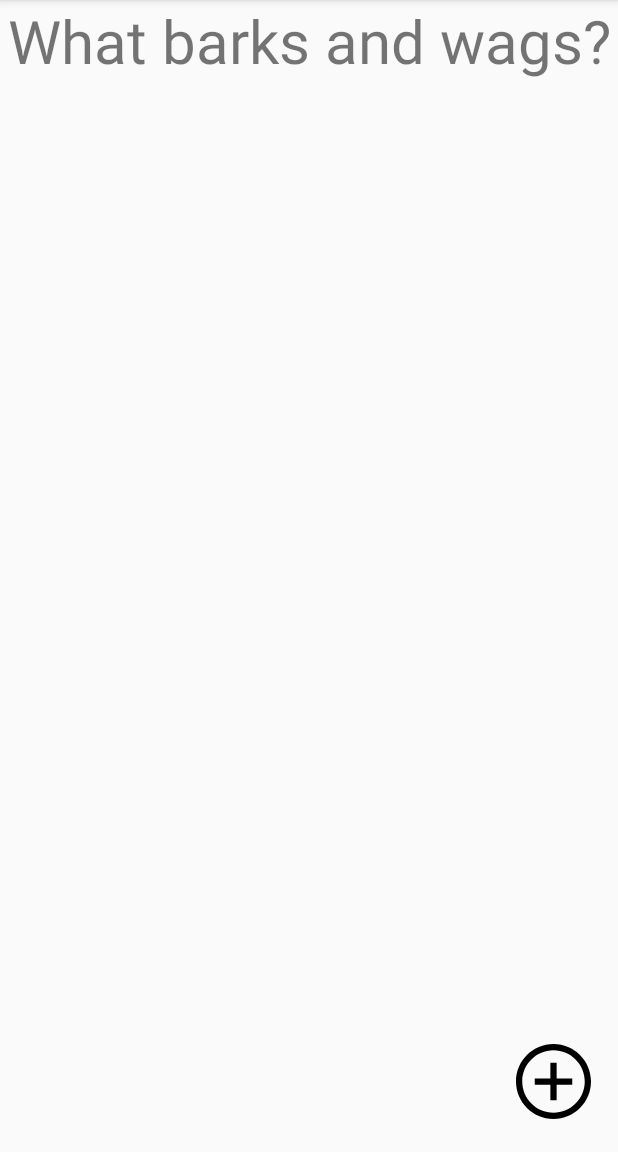
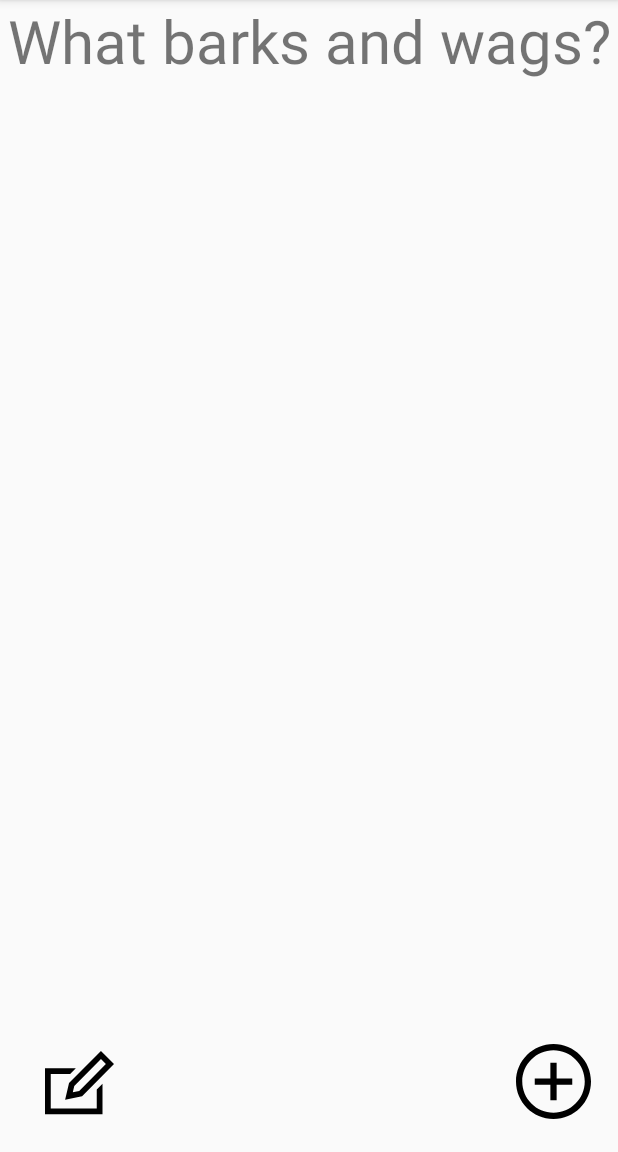
Before and after one commit to cherylfong/FlshCrds, an Android app: the screen it shows after launch (MainActivity), on a phone screen of 412 x 824 dp, the part 84-1236 px from its top. Run offline under Robolectric (Android 15) with nearby library versions, the phone set to English and light mode, and no system bars.

Commit message:
all logic for toast, snackbar and edit button

```diff
--- a/app/build.gradle
+++ b/app/build.gradle
@@ -25,4 +25,5 @@ dependencies {
     testImplementation 'junit:junit:4.12'
     androidTestImplementation 'com.android.support.test:runner:1.0.2'
     androidTestImplementation 'com.android.support.test.espresso:espresso-core:3.0.2'
+    implementation 'com.android.support:design:28.0.0'
 }
--- /dev/null
+++ b/app/src/main/res/drawable/edit_fields.xml
@@ -0,0 +1,9 @@
+<vector xmlns:android="http://schemas.android.com/apk/res/android"
+    android:width="24dp"
+    android:height="24dp"
+    android:viewportWidth="24"
+    android:viewportHeight="24">
+  <path
+      android:fillColor="#FF000000"
+      android:pathData="M18,14.45v6.55h-16v-12h6.743l1.978,-2h-10.721v16h20v-10.573l-2,2.023zM19.473,3.835l1.707,1.707 -9.281,9.378 -2.23,0.472 0.512,-2.169 9.292,-9.388zM19.465,1l-11.104,11.216 -1.361,5.784 5.898,-1.248 11.103,-11.218 -4.536,-4.534z"/>
+</vector>
--- a/app/src/main/res/layout/activity_main.xml
+++ b/app/src/main/res/layout/activity_main.xml
@@ -40,4 +40,15 @@
         android:layout_marginEnd="18dp"
         android:layout_marginBottom="22dp"
         app:srcCompat="@drawable/add_card_plus" />
+
+    <ImageView
+        android:id="@+id/editCardButton"
+        android:layout_width="55dp"
+        android:layout_height="46dp"
+        android:layout_alignParentStart="true"
+        android:layout_alignParentBottom="true"
+        android:layout_marginStart="25dp"
+        android:layout_marginBottom="23dp"
+        app:srcCompat="@drawable/edit_fields" />
+
 </android.widget.RelativeLayout>
```
Also changed, not shown: app/src/main/java/com/cherylfong/flshcrds/AddCard.java (+28 -0 lines), app/src/main/java/com/cherylfong/flshcrds/MainActivity.java (+29 -0 lines), 1 other file.
